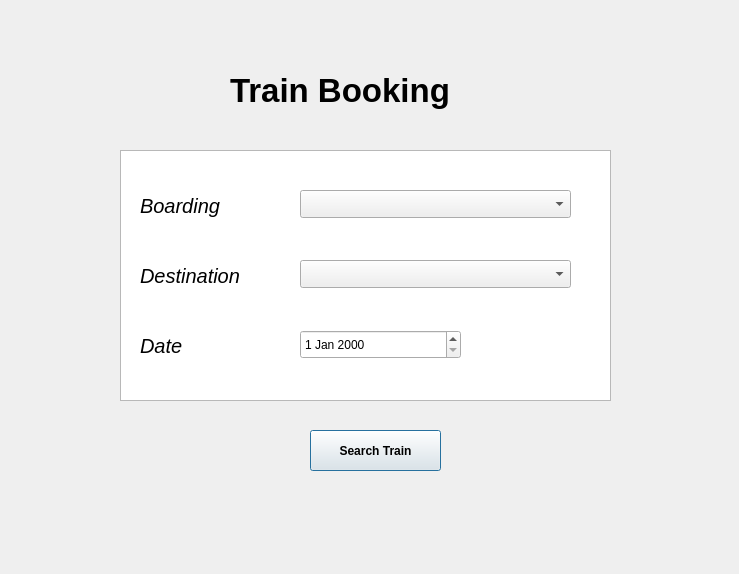
adityas-28/RailwayManagementSystem, file trainbookingmenu.ui: the form before one commit.
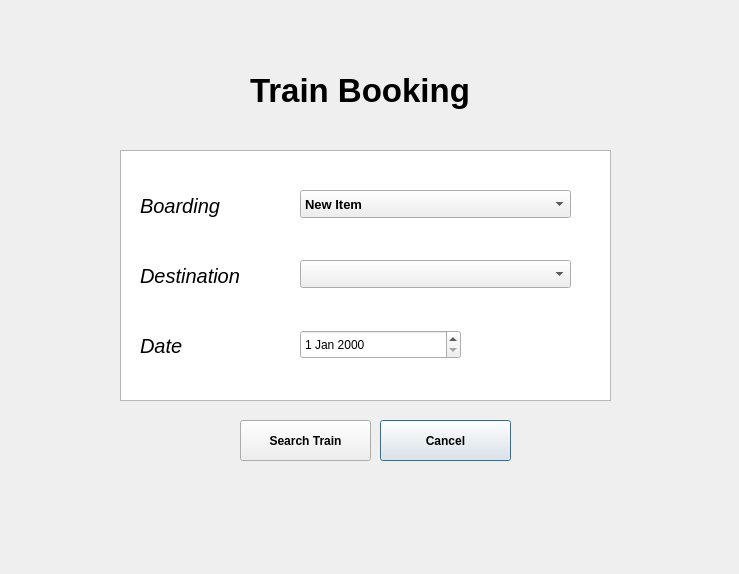
The form after the commit.

Patch:
```diff
--- a/trainbookingmenu.ui
+++ b/trainbookingmenu.ui
@@ -16,7 +16,7 @@
   <widget class="QLabel" name="label">
    <property name="geometry">
     <rect>
-     <x>230</x>
+     <x>250</x>
      <y>60</y>
      <width>291</width>
      <height>61</height>
@@ -79,6 +79,37 @@
      <height>28</height>
     </rect>
    </property>
+   <property name="font">
+    <font>
+     <pointsize>10</pointsize>
+     <bold>true</bold>
+    </font>
+   </property>
+   <item>
+    <property name="text">
+     <string>New Item</string>
+    </property>
+   </item>
+   <item>
+    <property name="text">
+     <string>New Item</string>
+    </property>
+   </item>
+   <item>
+    <property name="text">
+     <string>New Item</string>
+    </property>
+   </item>
+   <item>
+    <property name="text">
+     <string>New Item</string>
+    </property>
+   </item>
+   <item>
+    <property name="text">
+     <string>New Item</string>
+    </property>
+   </item>
   </widget>
   <widget class="QComboBox" name="comboBox_2">
    <property name="geometry">
@@ -122,8 +153,8 @@
   <widget class="QPushButton" name="pushButton">
    <property name="geometry">
     <rect>
-     <x>310</x>
-     <y>430</y>
+     <x>240</x>
+     <y>420</y>
      <width>131</width>
      <height>41</height>
     </rect>
@@ -150,6 +181,40 @@
     </rect>
    </property>
   </widget>
+  <widget class="QLabel" name="label_demo">
+   <property name="geometry">
+    <rect>
+     <x>310</x>
+     <y>510</y>
+     <width>221</width>
+     <height>21</height>
+    </rect>
+   </property>
+   <property name="text">
+    <string/>
+   </property>
+  </widget>
+  <widget class="QPushButton" name="pushButton_2">
+   <property name="geometry">
+    <rect>
+     <x>380</x>
+     <y>420</y>
+     <width>131</width>
+     <height>41</height>
+    </rect>
+   </property>
+   <property name="font">
+    <font>
+     <bold>true</bold>
+    </font>
+   </property>
+   <property name="text">
+    <string>Cancel</string>
+   </property>
+   <property name="default">
+    <bool>true</bool>
+   </property>
+  </widget>
   <zorder>label</zorder>
   <zorder>pushButton</zorder>
   <zorder>graphicsView</zorder>
```
Left out of the diff: 12 changed lines with no effect on the pictures.
